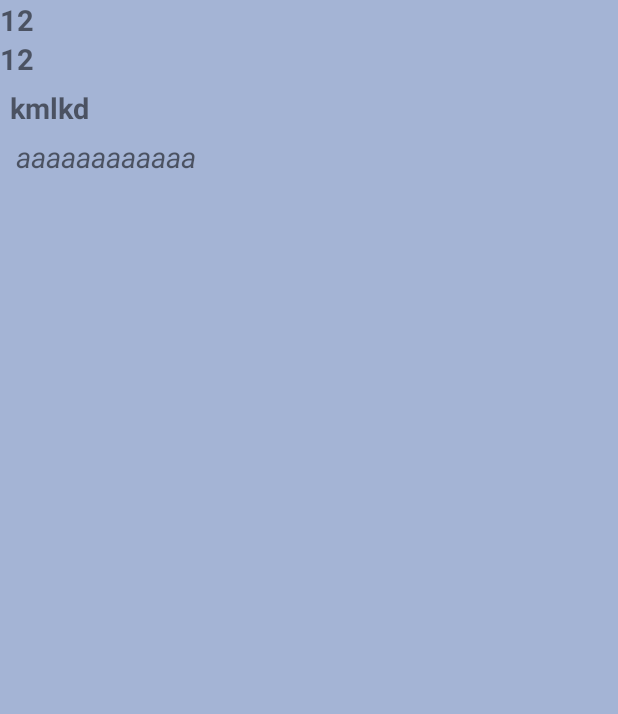
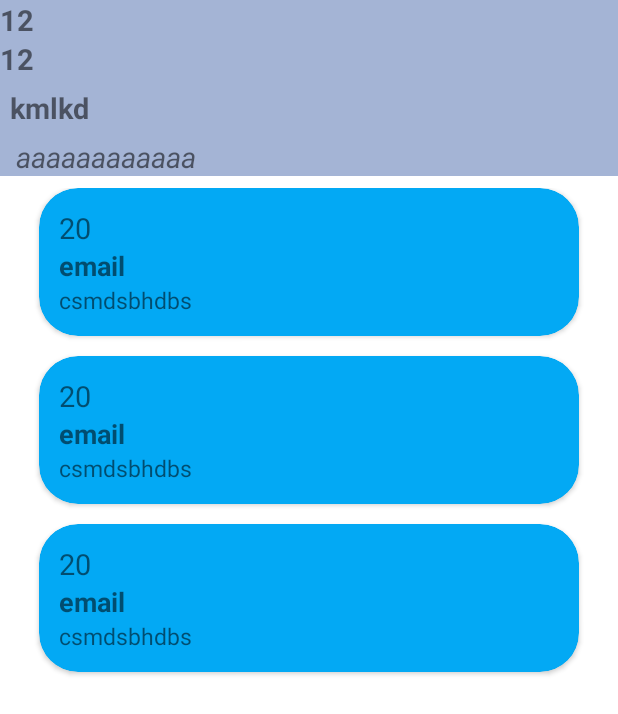
Before and after one commit to makkawy16/posts-Using-API, an Android app: the layout fragment_post_details.xml on its own in the app's theme, with its tools: preview values and no code run, on a phone screen of 412 x 824 dp. Shown: the top 714 px of the screen. Run offline under Robolectric (Android 15) with nearby library versions, the phone set to English and light mode, and no system bars.

Commit message:
show post comments

```diff
--- a/app/src/main/java/com/example/postsusingapi/data/source/remote/WebService.java
+++ b/app/src/main/java/com/example/postsusingapi/data/source/remote/WebService.java
@@ -1,5 +1,6 @@
 package com.example.postsusingapi.data.source.remote;
 
+import com.example.postsusingapi.data.model.CommentResponseItem;
 import com.example.postsusingapi.data.model.PostResponse;
 import com.example.postsusingapi.data.model.PostResponseItem;
 
@@ -8,6 +9,7 @@ import java.util.List;
 import retrofit2.Call;
 import retrofit2.http.GET;
 import retrofit2.http.Path;
+import retrofit2.http.Query;
 
 public interface WebService {
 
@@ -17,4 +19,6 @@ public interface WebService {
     @GET("posts/{id}")
     Call<PostResponseItem> getPostDetails(@Path("id") int id);
 
+    @GET("comments")
+    Call<List<CommentResponseItem>> getComments(@Query("postId") int postId);
 }
--- a/app/src/main/res/layout/fragment_post_details.xml
+++ b/app/src/main/res/layout/fragment_post_details.xml
@@ -2,11 +2,17 @@
 <LinearLayout xmlns:android="http://schemas.android.com/apk/res/android"
     xmlns:tools="http://schemas.android.com/tools"
     android:layout_width="match_parent"
-    android:layout_height="match_parent"
+    android:layout_height="wrap_content"
     android:orientation="vertical"
-    android:background="#A4B4D5"
+
     tools:context=".ui.PostDetailsFragment">
 
+    <LinearLayout
+        android:layout_width="match_parent"
+        android:layout_height="wrap_content"
+        android:layout_marginBottom="@dimen/_6sdp"
+        android:background="#A4B4D5"
+        android:orientation="vertical">
     <TextView
         android:id="@+id/user_id"
         android:layout_width="wrap_content"
@@ -37,9 +43,20 @@
         android:layout_marginStart="@dimen/_8sdp"
         android:textSize="@dimen/_15ssp"
         android:textStyle="italic"/>
+    </LinearLayout>
 
+    <ProgressBar
+        android:id="@+id/progress_loading"
+        android:layout_width="@dimen/_50sdp"
+        android:layout_height="@dimen/_40sdp"
+        android:layout_gravity="center"
+        android:visibility="gone"
+        />
 
-
-
+    <androidx.recyclerview.widget.RecyclerView
+        android:id="@+id/comment_recycler"
+        android:layout_width="match_parent"
+        android:layout_height="wrap_content"
+        tools:listitem="@layout/item_comment_layout"/>
 
 </LinearLayout>
--- /dev/null
+++ b/app/src/main/res/layout/item_comment_layout.xml
@@ -0,0 +1,41 @@
+<?xml version="1.0" encoding="utf-8"?>
+<androidx.cardview.widget.CardView xmlns:android="http://schemas.android.com/apk/res/android"
+    android:layout_width="match_parent"
+    android:layout_height="wrap_content"
+    xmlns:app="http://schemas.android.com/apk/res-auto"
+    android:elevation="@dimen/_15sdp"
+    android:layout_marginHorizontal="@dimen/_20sdp"
+    app:cardCornerRadius="@dimen/_20sdp"
+    android:layout_marginBottom="@dimen/_10sdp"
+    android:padding="@dimen/_10sdp"
+    android:backgroundTint="#03A9F4">
+<LinearLayout
+    android:layout_width="wrap_content"
+    android:layout_height="wrap_content"
+    android:orientation="vertical"
+    android:padding="@dimen/_10sdp">
+<TextView
+    android:id="@+id/comment_id"
+    android:layout_width="wrap_content"
+    android:layout_height="wrap_content"
+    android:text="20"
+    android:textSize="@dimen/_15ssp"/>
+    <TextView
+        android:id="@+id/email"
+        android:layout_width="wrap_content"
+        android:layout_height="wrap_content"
+        android:text="email"
+        android:textSize="@dimen/_14sdp"
+        android:textStyle="bold"
+        />
+    <TextView
+        android:id="@+id/comment_body"
+        android:layout_width="wrap_content"
+        android:layout_height="wrap_content"
+        android:text="csmdsbhdbs"
+        android:textSize="@dimen/_12ssp"/>
+
+</LinearLayout>
+
+
+</androidx.cardview.widget.CardView>
```
Also changed, not shown: app/src/main/java/com/example/postsusingapi/data/model/CommentResponse.java (added, +14 -0 lines), app/src/main/java/com/example/postsusingapi/data/model/CommentResponseItem.java (added, +41 -0 lines), app/src/main/java/com/example/postsusingapi/ui/Adapter/CommentsAdapter.java (added, +57 -0 lines), app/src/main/java/com/example/postsusingapi/ui/PostDetailsFragment.java (+33 -25 lines).
